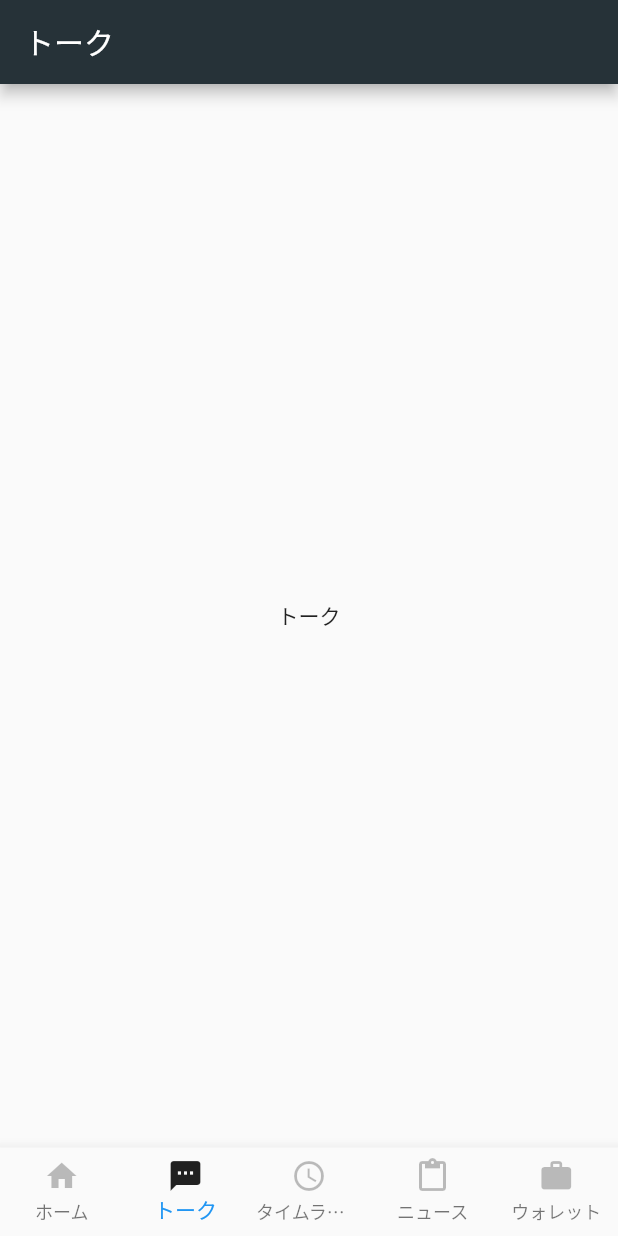
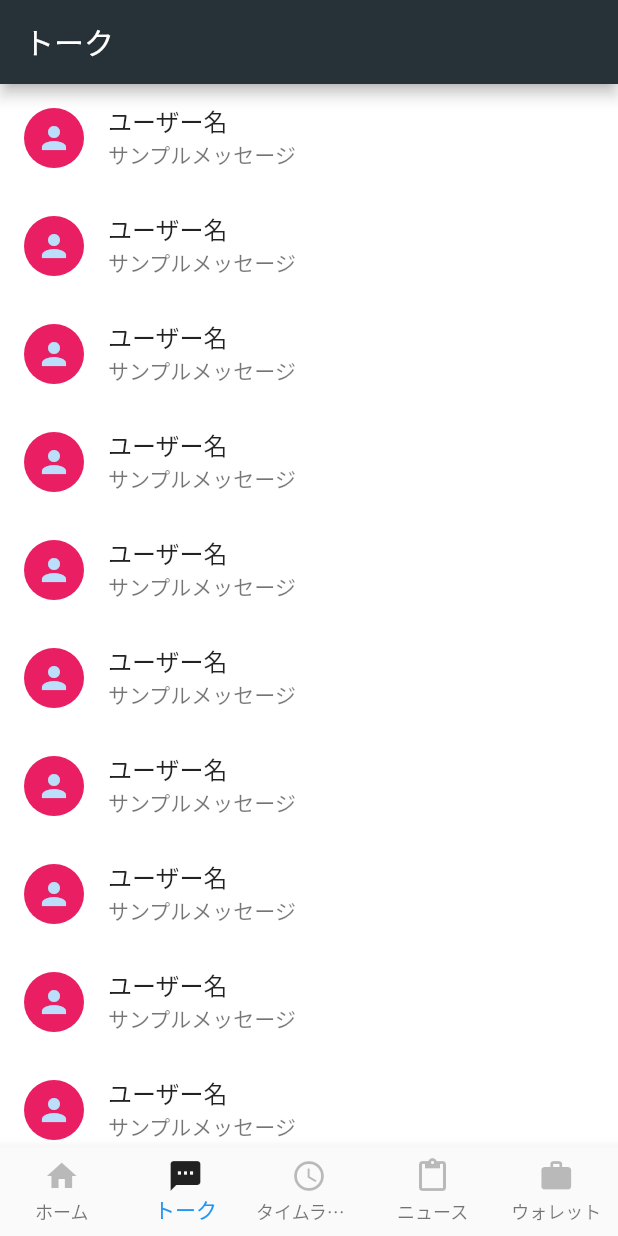
Before and after one commit to nekoharuyuki/flutter_test, a Flutter app: the screen it shows after launch, item 2 of the bottom bar chosen, on a phone screen of 412 x 824 dp. Run offline on Flutter 3.47's test engine with Material 2 defaults, Android fonts, the phone set to English and light mode, and no system bars; drawn by our look-alikes of flutter_slidable.

Commit message:
チャットレイアウト追加

```diff
--- a/my_app/lib/root.dart
+++ b/my_app/lib/root.dart
@@ -1,7 +1,7 @@
 import 'package:flutter/cupertino.dart';
 import 'package:flutter/material.dart';
 import 'routes/home_route.dart';
-import 'routes/talk_route.dart';
+import 'routes/talk/talk_route.dart';
 import 'routes/timeline_route.dart';
 import 'routes/wallet_route.dart';
 import 'routes/news_route.dart';
--- /dev/null
+++ b/my_app/lib/routes/talk/talk_route.dart
@@ -0,0 +1,36 @@
+import 'package:flutter/material.dart';
+import 'tile.dart';
+
+class Talk extends StatelessWidget {
+  @override
+  Widget build(BuildContext context) {
+    return Scaffold(
+      appBar: AppBar(
+        title: Text("トーク"),
+      ),
+      body: ListView(
+          children: <Widget>[
+            Tile(icon: Icons.person, username: "ユーザー名", message: "サンプルメッセージ"),
+            Tile(icon: Icons.person, username: "ユーザー名", message: "サンプルメッセージ"),
+            Tile(icon: Icons.person, username: "ユーザー名", message: "サンプルメッセージ"),
+            Tile(icon: Icons.person, username: "ユーザー名", message: "サンプルメッセージ"),
+            Tile(icon: Icons.person, username: "ユーザー名", message: "サンプルメッセージ"),
+            Tile(icon: Icons.person, username: "ユーザー名", message: "サンプルメッセージ"),
+            Tile(icon: Icons.person, username: "ユーザー名", message: "サンプルメッセージ"),
+            Tile(icon: Icons.person, username: "ユーザー名", message: "サンプルメッセージ"),
+            Tile(icon: Icons.person, username: "ユーザー名", message: "サンプルメッセージ"),
+            Tile(icon: Icons.person, username: "ユーザー名", message: "サンプルメッセージ"),
+            Tile(icon: Icons.person, username: "ユーザー名", message: "サンプルメッセージ"),
+            Tile(icon: Icons.person, username: "ユーザー名", message: "サンプルメッセージ"),
+            Tile(icon: Icons.person, username: "ユーザー名", message: "サンプルメッセージ"),
+            Tile(icon: Icons.person, username: "ユーザー名", message: "サンプルメッセージ"),
+            Tile(icon: Icons.person, username: "ユーザー名", message: "サンプルメッセージ"),
+            Tile(icon: Icons.person, username: "ユーザー名", message: "サンプルメッセージ"),
+            Tile(icon: Icons.person, username: "ユーザー名", message: "サンプルメッセージ"),
+            Tile(icon: Icons.person, username: "ユーザー名", message: "サンプルメッセージ"),
+            Tile(icon: Icons.person, username: "ユーザー名", message: "サンプルメッセージ"),
+            Tile(icon: Icons.person, username: "ユーザー名", message: "サンプルメッセージ"),
+          ]),
+    );
+  }
+}
--- /dev/null
+++ b/my_app/lib/routes/talk/tile.dart
@@ -0,0 +1,71 @@
+import 'package:flutter/material.dart';
+import 'package:flutter_slidable/flutter_slidable.dart';
+import 'chat_route.dart';
+
+class Tile extends StatelessWidget {
+  IconData icon;
+  String username;
+  String message;
+
+  Tile({IconData icon, String username, String message}) {
+    this.icon = icon;
+    this.username = username;
+    this.message = message;
+  }
+
+  @override
+  Widget build(BuildContext context) {
+    return Slidable(
+      actionPane: SlidableDrawerActionPane(),
+      actionExtentRatio: 0.20,
+      child: Container(
+        color: Colors.white,
+        child: ListTile(
+          leading: CircleAvatar(
+            child: Icon(this.icon),
+            backgroundColor: Colors.pink,
+          ),
+          title: Text(this.username),
+          subtitle: Text(this.message),
+          // リストタイルがタップされた際のイベント
+          onTap: () => {
+             Navigator.push(
+                  context,
+                  MaterialPageRoute(
+                      builder: (context) => Chat(username: this.username)))
+          },
+        ),
+      ),
+      actions: <Widget>[
+        IconSlideAction(
+          color: Colors.blue,
+          icon: Icons.flash_off,
+          onTap: () => {}, // _showSnackBar('Archive'),
+        ),
+        IconSlideAction(
+          color: Colors.indigo,
+          icon: Icons.volume_off,
+          onTap: () => {}, // _showSnackBar('Share'),
+        ),
+      ],
+      secondaryActions: <Widget>[
+        IconSlideAction(
+          color: Colors.black45,
+          iconWidget: Text(
+            "非表示",
+            style: TextStyle(color: Colors.white),
+          ),
+          onTap: () => {}, // _showSnackBar('More'),
+        ),
+        IconSlideAction(
+          color: Colors.red,
+          iconWidget: Text(
+            "削除",
+            style: TextStyle(color: Colors.white),
+          ),
+          onTap: () => {}, // _showSnackBar('Delete'),
+        ),
+      ],
+    );
+  }
+}
--- a/my_app/lib/routes/talk_route.dart
+++ /dev/null
@@ -1,14 +0,0 @@
-import 'package:flutter/material.dart';
-
-class Talk extends StatelessWidget {
-  @override
-  Widget build(BuildContext context) {
-    return Scaffold(
-      appBar: AppBar(
-        title: Text("トーク"),
-      ),
-      body: Center(child: Text("トーク")
-          ),
-    );
-  }
-}
--- a/my_app/pubspec.yaml
+++ b/my_app/pubspec.yaml
@@ -19,6 +19,8 @@ environment:
 dependencies:
   flutter:
     sdk: flutter
+
+  flutter_slidable: "^0.5.4"
 
   # The following adds the Cupertino Icons font to your application.
   # Use with the CupertinoIcons class for iOS style icons.
```
Also changed, not shown: my_app/lib/routes/talk/chat_route.dart (added, +74 -0 lines), my_app/pubspec.lock.
